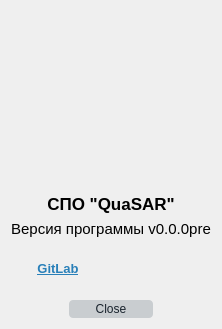
Qt form gui/aboutdialog.ui (whs31/quasar-software) before a commit.
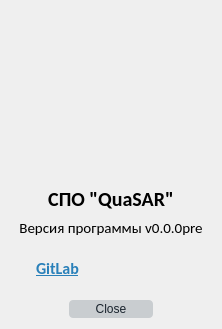
The same form after that commit. Icons and pictures are not drawn.

The edit to the form file:
```diff
--- a/gui/aboutdialog.ui
+++ b/gui/aboutdialog.ui
@@ -2264,6 +2264,11 @@
     <layout class="QGridLayout" name="gridLayout">
      <item row="2" column="1">
       <spacer name="verticalSpacer_3">
+       <property name="font">
+        <font>
+         <family>Calibri</family>
+        </font>
+       </property>
        <property name="orientation">
         <enum>Qt::Vertical</enum>
        </property>
@@ -2277,6 +2282,11 @@
      </item>
      <item row="1" column="0">
       <spacer name="horizontalSpacer">
+       <property name="font">
+        <font>
+         <family>Calibri</family>
+        </font>
+       </property>
        <property name="orientation">
         <enum>Qt::Horizontal</enum>
        </property>
@@ -2290,6 +2300,11 @@
      </item>
      <item row="0" column="1">
       <spacer name="verticalSpacer_4">
+       <property name="font">
+        <font>
+         <family>Calibri</family>
+        </font>
+       </property>
        <property name="orientation">
         <enum>Qt::Vertical</enum>
        </property>
@@ -2303,6 +2318,11 @@
      </item>
      <item row="1" column="2">
       <spacer name="horizontalSpacer_2">
+       <property name="font">
+        <font>
+         <family>Calibri</family>
+        </font>
+       </property>
        <property name="orientation">
         <enum>Qt::Horizontal</enum>
        </property>
@@ -2334,6 +2354,11 @@
          <height>150</height>
         </size>
        </property>
+       <property name="font">
+        <font>
+         <family>Calibri</family>
+        </font>
+       </property>
        <property name="text">
         <string/>
        </property>
@@ -2357,8 +2382,8 @@
      </property>
      <property name="font">
       <font>
-       <family>Liberation Sans</family>
-       <pointsize>13</pointsize>
+       <family>Calibri</family>
+       <pointsize>15</pointsize>
        <bold>true</bold>
        <underline>false</underline>
        <stylestrategy>PreferAntialias</stylestrategy>
@@ -2395,8 +2420,9 @@
      </property>
      <property name="font">
       <font>
-       <family>Liberation Sans</family>
+       <family>Calibri</family>
        <pointsize>11</pointsize>
+       <bold>false</bold>
       </font>
      </property>
      <property name="text">
@@ -2409,6 +2435,11 @@
    </item>
    <item>
     <spacer name="verticalSpacer">
+     <property name="font">
+      <font>
+       <family>Calibri</family>
+      </font>
+     </property>
      <property name="orientation">
       <enum>Qt::Vertical</enum>
      </property>
@@ -2427,6 +2458,11 @@
     <layout class="QHBoxLayout" name="horizontalLayout_2">
      <item>
       <spacer name="horizontalSpacer_3">
+       <property name="font">
+        <font>
+         <family>Calibri</family>
+        </font>
+       </property>
        <property name="orientation">
         <enum>Qt::Horizontal</enum>
        </property>
@@ -2442,9 +2478,11 @@
       <widget class="QLabel" name="gitlabLink">
        <property name="font">
         <font>
-         <family>Liberation Sans</family>
-         <pointsize>10</pointsize>
+         <family>Calibri</family>
+         <pointsize>12</pointsize>
          <bold>true</bold>
+         <underline>false</underline>
+         <strikeout>false</strikeout>
         </font>
        </property>
        <property name="text">
@@ -2463,6 +2501,11 @@
      </item>
      <item>
       <spacer name="horizontalSpacer_4">
+       <property name="font">
+        <font>
+         <family>Calibri</family>
+        </font>
+       </property>
        <property name="orientation">
         <enum>Qt::Horizontal</enum>
        </property>
@@ -2488,6 +2531,11 @@
          <height>50</height>
         </size>
        </property>
+       <property name="font">
+        <font>
+         <family>Calibri</family>
+        </font>
+       </property>
        <property name="text">
         <string/>
        </property>
@@ -2501,6 +2549,11 @@
      </item>
      <item>
       <spacer name="horizontalSpacer_5">
+       <property name="font">
+        <font>
+         <family>Calibri</family>
+        </font>
+       </property>
        <property name="orientation">
         <enum>Qt::Horizontal</enum>
        </property>
```
Left out of the diff: 5 changed lines with no effect on the pictures.
